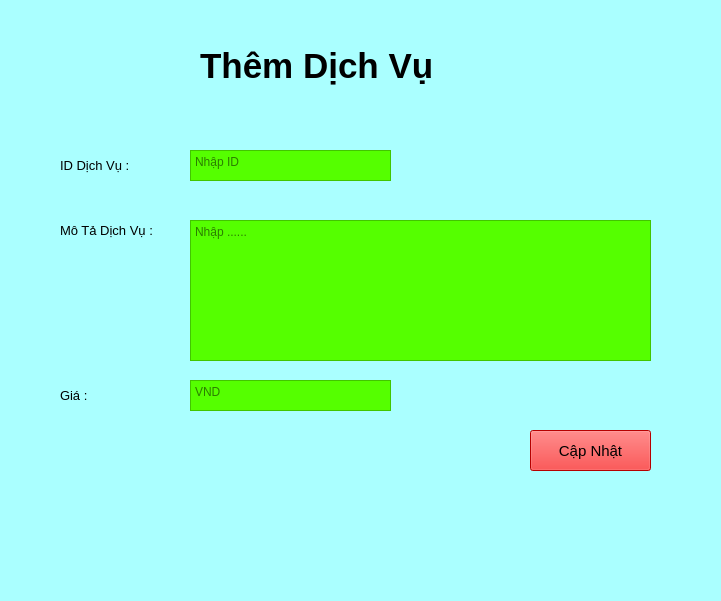
This is Ui/ThemDichvu.ui in alexsnow2003/PythonMaster as Qt 5 draws it before an edit. The edited form follows.
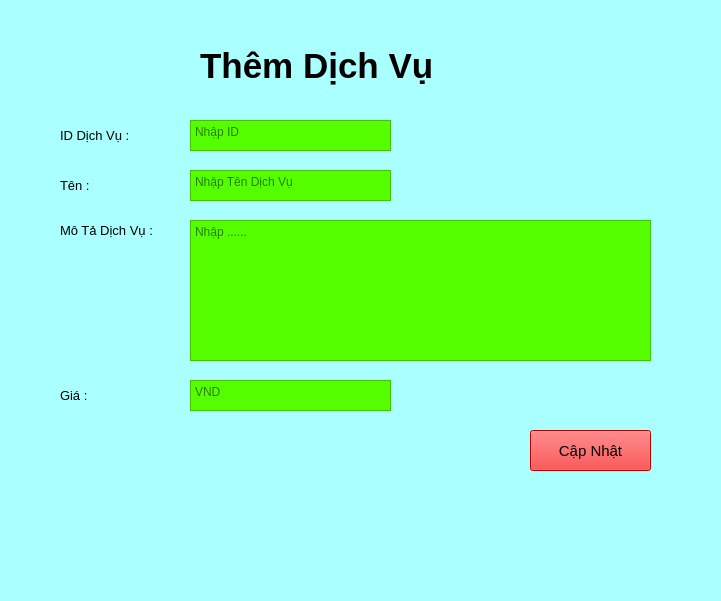
This is the edited form.

Commit message: hung them

```diff
--- a/Ui/ThemDichvu.ui
+++ b/Ui/ThemDichvu.ui
@@ -21,7 +21,7 @@
     <property name="geometry">
      <rect>
       <x>190</x>
-      <y>150</y>
+      <y>120</y>
       <width>201</width>
       <height>31</height>
      </rect>
@@ -112,7 +112,7 @@
     <property name="geometry">
      <rect>
       <x>60</x>
-      <y>150</y>
+      <y>120</y>
       <width>101</width>
       <height>31</height>
      </rect>
@@ -163,6 +163,43 @@
      <string>Giá :</string>
     </property>
    </widget>
+   <widget class="QTextEdit" name="textEdit_4">
+    <property name="geometry">
+     <rect>
+      <x>190</x>
+      <y>170</y>
+      <width>201</width>
+      <height>31</height>
+     </rect>
+    </property>
+    <property name="styleSheet">
+     <string notr="true">background-color: rgb(85, 255, 0);</string>
+    </property>
+    <property name="placeholderText">
+     <string>Nhập Tên Dịch Vụ</string>
+    </property>
+   </widget>
+   <widget class="QLabel" name="label_5">
+    <property name="geometry">
+     <rect>
+      <x>60</x>
+      <y>170</y>
+      <width>101</width>
+      <height>31</height>
+     </rect>
+    </property>
+    <property name="font">
+     <font>
+      <pointsize>10</pointsize>
+     </font>
+    </property>
+    <property name="layoutDirection">
+     <enum>Qt::LeftToRight</enum>
+    </property>
+    <property name="text">
+     <string>Tên :</string>
+    </property>
+   </widget>
   </widget>
   <widget class="QMenuBar" name="menubar">
    <property name="geometry">
```
The commit also changes 1 other file.
